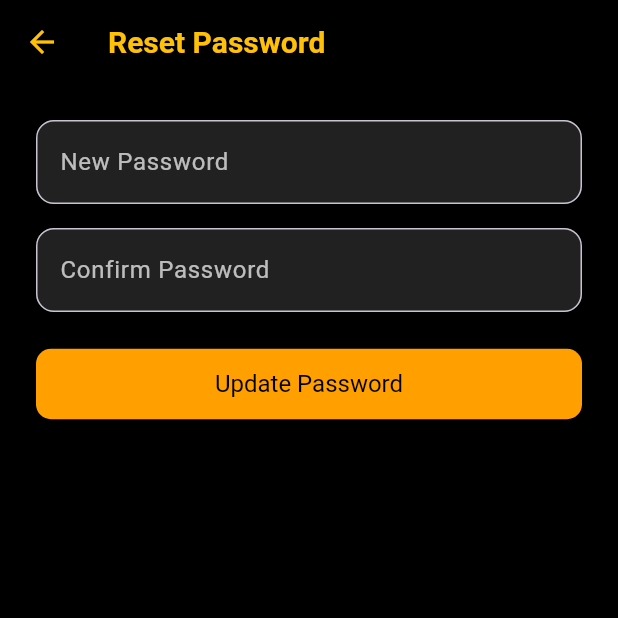
After one commit to Khemrazzz/ExoticCars.mu, a Flutter app: the ResetPasswordScreen screen opened directly, on a phone screen of 412 x 824 dp, the top half of it. The commit adds this screen. Run offline on Flutter 3.47's test engine with Material 3 defaults, Android fonts, the phone set to English and light mode, and no system bars; our stand-ins replace flutter_dotenv, supabase_flutter; accounts and stored records are empty.

Commit message:
Add in-app password reset

```diff
--- a/lib/app.dart
+++ b/lib/app.dart
@@ -1,13 +1,35 @@
 import 'package:flutter/material.dart';
+import 'package:supabase_flutter/supabase_flutter.dart';
 import 'core/constants/color_scheme.dart';
 import 'view/splash/splash_screen.dart';
+import 'view/auth/reset_password_screen.dart';
+class App extends StatefulWidget {
+  const App({super.key});
 
-class App extends StatelessWidget {
-  const App({super.key});
+  @override
+  State<App> createState() => _AppState();
+}
+
+class _AppState extends State<App> {
+  final _navigatorKey = GlobalKey<NavigatorState>();
+
+  @override
+  void initState() {
+    super.initState();
+    Supabase.instance.client.auth.onAuthStateChange.listen((data) {
+      final event = data.event;
+      if (event == AuthChangeEvent.passwordRecovery) {
+        _navigatorKey.currentState?.push(
+          MaterialPageRoute(builder: (_) => const ResetPasswordScreen()),
+        );
+      }
+    });
+  }
 
   @override
   Widget build(BuildContext context) {
     return MaterialApp(
+      navigatorKey: _navigatorKey,
       title: 'Exotic Cars',
       debugShowCheckedModeBanner: false,
       theme: ThemeData(
--- a/lib/core/services/auth_service.dart
+++ b/lib/core/services/auth_service.dart
@@ -23,6 +23,10 @@ class AuthService {
     return _client.auth.resetPasswordForEmail(email);
   }
 
+  static Future<void> updatePassword(String password) {
+    return _client.auth.updateUser(UserAttributes(password: password));
+  }
+
   static Future<void> signOut() {
     return _client.auth.signOut();
   }
--- /dev/null
+++ b/lib/view/auth/reset_password_screen.dart
@@ -0,0 +1,99 @@
+import 'package:flutter/material.dart';
+import '../../core/services/auth_service.dart';
+import '../../core/widgets/input_field.dart';
+import '../../core/widgets/primary_button.dart';
+import '../../core/utils/validators.dart';
+import '../../core/constants/color_scheme.dart';
+import 'login_screen.dart';
+
+class ResetPasswordScreen extends StatefulWidget {
+  const ResetPasswordScreen({super.key});
+
+  @override
+  State<ResetPasswordScreen> createState() => _ResetPasswordScreenState();
+}
+
+class _ResetPasswordScreenState extends State<ResetPasswordScreen> {
+  final _formKey = GlobalKey<FormState>();
+  final TextEditingController _password = TextEditingController();
+  final TextEditingController _confirm = TextEditingController();
+  bool _loading = false;
+
+  Future<void> _updatePassword() async {
+    setState(() => _loading = true);
+    try {
+      await AuthService.updatePassword(_password.text.trim());
+      if (mounted) {
+        ScaffoldMessenger.of(context).showSnackBar(
+          const SnackBar(content: Text('Password updated. Please log in.')),
+        );
+        Navigator.of(context).pushAndRemoveUntil(
+          MaterialPageRoute(builder: (_) => const LoginScreen()),
+          (route) => false,
+        );
+      }
+    } catch (e) {
+      if (mounted) {
+        ScaffoldMessenger.of(context).showSnackBar(
+          SnackBar(content: Text('Error: ${e.toString()}')),
+        );
+      }
+    } finally {
+      if (mounted) setState(() => _loading = false);
+    }
+  }
+
+  @override
+  void dispose() {
+    _password.dispose();
+    _confirm.dispose();
+    super.dispose();
+  }
+
+  @override
+  Widget build(BuildContext context) {
+    return Scaffold(
+      backgroundColor: AppColors.background,
+      appBar: AppBar(
+        backgroundColor: Colors.transparent,
+        title: const Text('Reset Password'),
+      ),
+      body: Padding(
+        padding: const EdgeInsets.all(24.0),
+        child: Form(
+          key: _formKey,
+          child: Column(
+            children: [
+              InputField(
+                controller: _password,
+                label: 'New Password',
+                obscure: true,
+                validator: Validators.requiredField,
+              ),
+              const SizedBox(height: 16),
+              InputField(
+                controller: _confirm,
+                label: 'Confirm Password',
+                obscure: true,
+                validator: (val) {
+                  if (val != _password.text) return 'Passwords do not match';
+                  return null;
+                },
+              ),
+              const SizedBox(height: 24),
+              PrimaryButton(
+                text: 'Update Password',
+                loading: _loading,
+                onPressed: () {
+                  if (_formKey.currentState!.validate()) {
+                    _updatePassword();
+                  }
+                },
+              ),
+            ],
+          ),
+        ),
+      ),
+    );
+  }
+}
```
